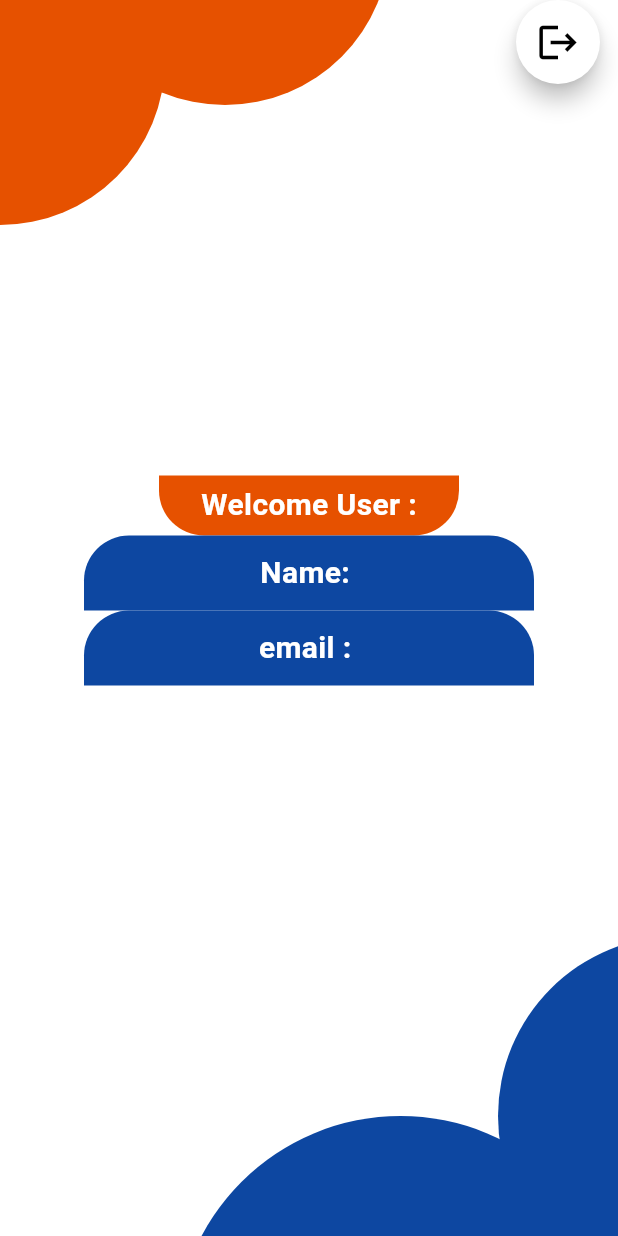
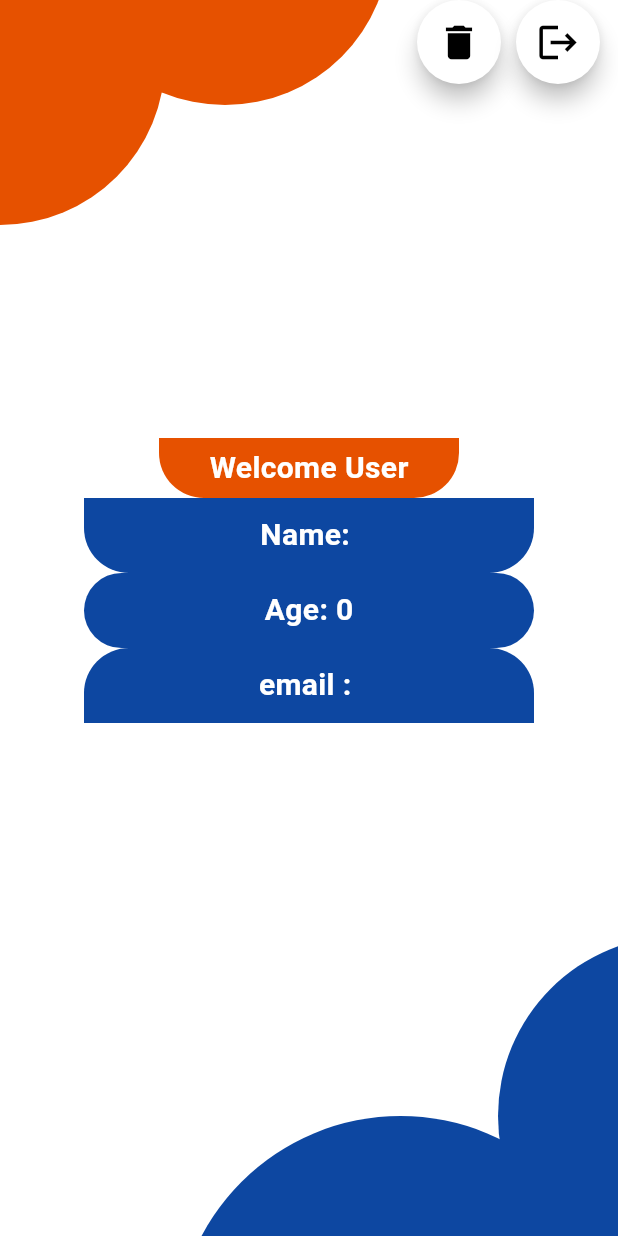
Before and after one commit to vishag002/authentication-demo, a Flutter app: the screen it shows once a user with an empty profile is signed in, on a phone screen of 412 x 824 dp. Run offline on Flutter 3.47's test engine with Material 3 defaults, Android fonts, the phone set to English and light mode, and no system bars; our stand-ins replace cloud_firestore, firebase_auth, firebase_core, get; accounts and stored records are empty.

Commit message:
new commit

```diff
--- a/lib/view/homescreen.dart
+++ b/lib/view/homescreen.dart
@@ -1,6 +1,8 @@
 import 'package:cloud_firestore/cloud_firestore.dart';
 import 'package:firebase_auth/firebase_auth.dart';
 import 'package:flutter/material.dart';
+import 'package:get/get.dart';
+import 'package:login_authentication_demo/view/acc_delete_screen.dart';
 
 class Homescreen extends StatefulWidget {
   const Homescreen({super.key});
@@ -10,10 +12,14 @@ class Homescreen extends StatefulWidget {
 }
 
 class _HomescreenState extends State<Homescreen> {
-  final user = FirebaseAuth.instance.currentUser;
-  final userS = "";
+  final User? user = FirebaseAuth.instance.currentUser;
+
   signOut() async {
     await FirebaseAuth.instance.signOut();
+  }
+
+  deletaAcc() async {
+    // await FirebaseAuth.instance.delete;
   }
 
   @override
@@ -30,7 +36,29 @@ class _HomescreenState extends State<Homescreen> {
         centerTitle: true,
       ), */
       backgroundColor: Colors.white,
-      body: Column(
+      body: FutureBuilder<DocumentSnapshot>(
+        future:
+            FirebaseFirestore.instance.collection('users').doc(user!.uid).get(),
+        builder: (context, snapshot) {
+          if (snapshot.connectionState == ConnectionState.waiting) {
+            return Center(child: CircularProgressIndicator());
+          }
+
+          if (snapshot.hasError) {
+            return Center(child: Text('Error: ${snapshot.error}'));
+          }
+
+          if (!snapshot.hasData || !snapshot.data!.exists) {
+            return Center(child: Text('User data not found'));
+          }
+
+          Map<String, dynamic> data =
+              snapshot.data!.data() as Map<String, dynamic>;
+          String email = user!.email!;
+          String name = data['name'];
+          int age = data['age'];
+
+          return Column(
             mainAxisAlignment: MainAxisAlignment.spaceBetween,
             children: [
               Container(
@@ -72,7 +100,46 @@ class _HomescreenState extends State<Homescreen> {
                     ),
                     child: Center(
                       child: Text(
-                    "Welcome User :",
+                        "Welcome User",
+                        style: TextStyle(
+                          color: Colors.white,
+                          fontSize: 20,
+                          fontWeight: FontWeight.bold,
+                        ),
+                      ),
+                    ),
+                  ),
+                  Container(
+                    height: 50,
+                    width: 300,
+                    decoration: BoxDecoration(
+                      borderRadius: BorderRadius.only(
+                        bottomLeft: Radius.circular(30),
+                        bottomRight: Radius.circular(30),
+                      ),
+                      color: Colors.blue.shade900,
+                    ),
+                    child: Center(
+                      child: Text(
+                        'Name: $name',
+                        style: TextStyle(
+                          color: Colors.white,
+                          fontSize: 20,
+                          fontWeight: FontWeight.bold,
+                        ),
+                      ),
+                    ),
+                  ),
+                  Container(
+                    height: 50,
+                    width: 300,
+                    decoration: BoxDecoration(
+                      borderRadius: BorderRadius.circular(30),
+                      color: Colors.blue.shade900,
+                    ),
+                    child: Center(
+                      child: Text(
+                        'Age: $age',
                         style: TextStyle(
                           color: Colors.white,
                           fontSize: 20,
@@ -92,65 +159,8 @@ class _HomescreenState extends State<Homescreen> {
                       color: Colors.blue.shade900,
                     ),
                     child: Center(
-                  child: StreamBuilder<DocumentSnapshot>(
-                    stream: FirebaseFirestore.instance
-                        .collection('users')
-                        .doc(user!.uid)
-                        .snapshots(),
-                    builder: (context, snapshot) {
-                      if (snapshot.connectionState == ConnectionState.waiting) {
-                        return CircularProgressIndicator();
-                      }
-                      if (snapshot.hasError) {
-                        return Text(
-                          "Error: ${snapshot.error}",
-                          style: TextStyle(
-                            color: Colors.white,
-                            fontSize: 20,
-                            fontWeight: FontWeight.bold,
-                          ),
-                        );
-                      }
-                      if (!snapshot.hasData || !snapshot.data!.exists) {
-                        return Text(
-                          "User data not found",
-                          style: TextStyle(
-                            color: Colors.white,
-                            fontSize: 20,
-                            fontWeight: FontWeight.bold,
-                          ),
-                        );
-                      }
-
-                      var userData =
-                          snapshot.data!.data() as Map<String, dynamic>;
-                      var userName = userData['name'];
-
-                      return Text(
-                        "Name: $userName",
-                        style: TextStyle(
-                          color: Colors.white,
-                          fontSize: 20,
-                          fontWeight: FontWeight.bold,
-                        ),
-                      );
-                    },
-                  ),
-                ),
-              ),
-              Container(
-                height: 50,
-                width: 300,
-                decoration: BoxDecoration(
-                  borderRadius: BorderRadius.only(
-                    topRight: Radius.circular(30),
-                    topLeft: Radius.circular(30),
-                  ),
-                  color: Colors.blue.shade900,
-                ),
-                child: Center(
                       child: Text(
-                    "email : ${user!.email}",
+                        "email : $email",
                         style: TextStyle(
                           color: Colors.white,
                           fontSize: 20,
@@ -186,9 +196,43 @@ class _HomescreenState extends State<Homescreen> {
                 ),
               ),
             ],
+          );
+          ////
+          /* Padding(
+            padding: EdgeInsets.all(16.0),
+            child: Column(
+              crossAxisAlignment: CrossAxisAlignment.start,
+              children: [
+                Text('Email: $email', style: TextStyle(fontSize: 20)),
+                SizedBox(height: 10),
+                Text('Name: $name', style: TextStyle(fontSize: 20)),
+                SizedBox(height: 10),
+                Text('Age: $age', style: TextStyle(fontSize: 20)),
+              ],
+            ),
+          ); */
+        },
       ),
       floatingActionButtonLocation: FloatingActionButtonLocation.miniEndTop,
-      floatingActionButton: FloatingActionButton(
+      floatingActionButton: Row(
+        mainAxisAlignment: MainAxisAlignment.end,
+        children: [
+          FloatingActionButton(
+            shape: CircleBorder(),
+            backgroundColor: Colors.white,
+            onPressed: () {
+              //
+              Get.to(() => AccDeleteScreen());
+            },
+            child: Icon(
+              Icons.delete,
+              color: Colors.black,
+              size: 30,
+            ),
+          ),
+          //
+          SizedBox(width: 10),
+          FloatingActionButton(
             shape: CircleBorder(),
             backgroundColor: Colors.white,
             onPressed: () {
@@ -200,6 +244,8 @@ class _HomescreenState extends State<Homescreen> {
               size: 30,
             ),
           ),
+        ],
+      ),
     );
   }
 }
```
Lines whose indentation alone changed are shown as unchanged.
